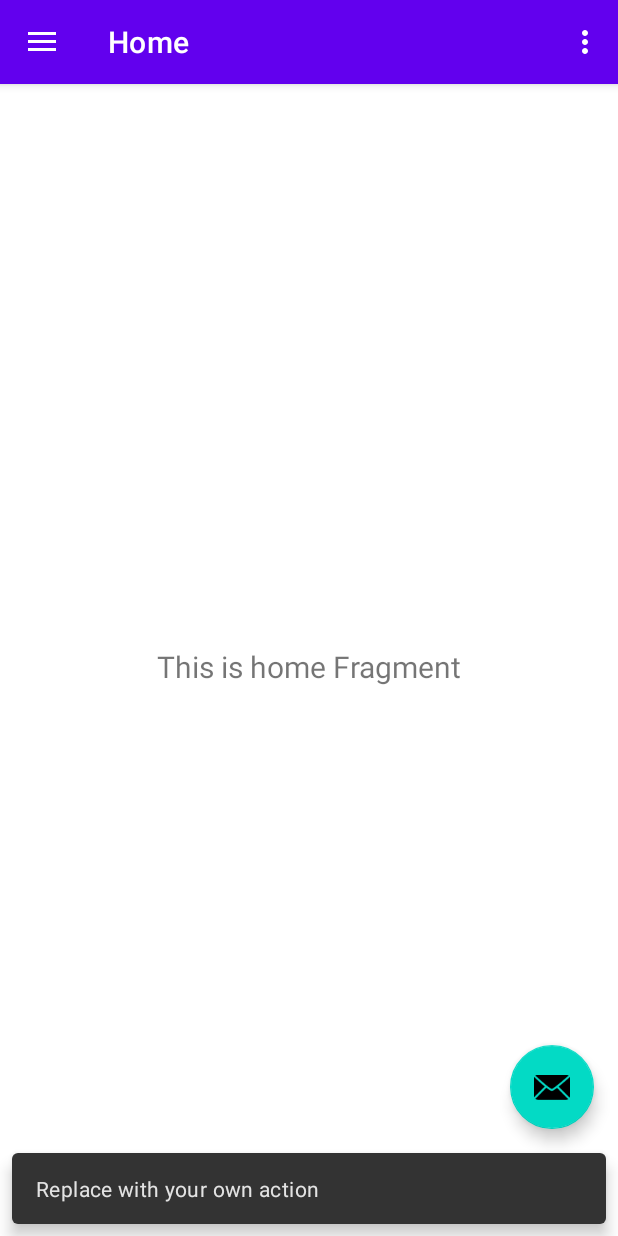
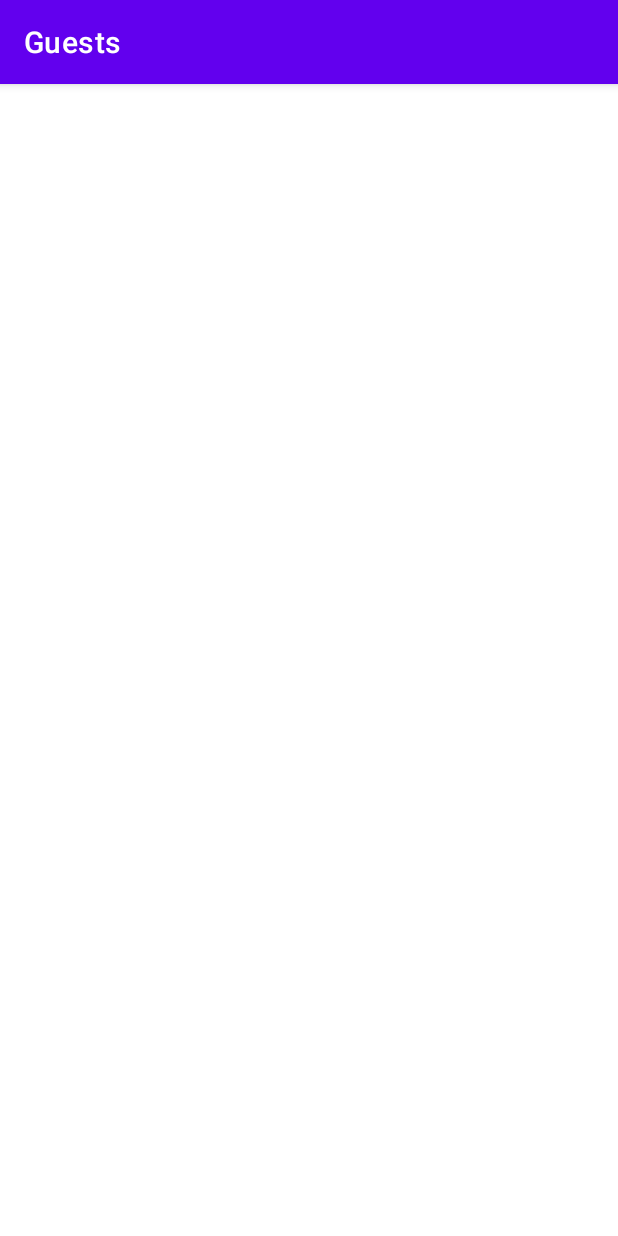
Before and after one commit to jefferson-norberto/Guest, an Android app: the screen it shows after launch (MainActivity before the commit, GuestFormActivity after it), after a tap on an icon or button, on a phone screen of 412 x 824 dp. Run offline under Robolectric (Android 15) with nearby library versions, the phone set to English and light mode, and no system bars; our stand-ins replace navigation-ui.

Commit message:
Init Setings

```diff
--- a/app/src/main/AndroidManifest.xml
+++ b/app/src/main/AndroidManifest.xml
@@ -9,6 +9,7 @@
         android:roundIcon="@mipmap/ic_launcher_round"
         android:supportsRtl="true"
         android:theme="@style/Theme.Guests">
+        <activity android:name=".GuestFormActivity"></activity>
         <activity
             android:name=".MainActivity"
             android:label="@string/app_name"
--- /dev/null
+++ b/app/src/main/java/com/example/guests/GuestFormActivity.kt
@@ -0,0 +1,11 @@
+package com.example.guests
+
+import androidx.appcompat.app.AppCompatActivity
+import android.os.Bundle
+
+class GuestFormActivity : AppCompatActivity() {
+    override fun onCreate(savedInstanceState: Bundle?) {
+        super.onCreate(savedInstanceState)
+        setContentView(R.layout.activity_guest_form)
+    }
+}
--- a/app/src/main/java/com/example/guests/MainActivity.kt
+++ b/app/src/main/java/com/example/guests/MainActivity.kt
@@ -1,5 +1,6 @@
 package com.example.guests
 
+import android.content.Intent
 import android.os.Bundle
 import android.view.Menu
 import com.google.android.material.snackbar.Snackbar
@@ -27,24 +28,18 @@ class MainActivity : AppCompatActivity() {
         setSupportActionBar(binding.appBarMain.toolbar)
 
         binding.appBarMain.fab.setOnClickListener { view ->
-            Snackbar.make(view, "Replace with your own action", Snackbar.LENGTH_LONG)
-                    .setAction("Action", null).show()
+            startActivity(Intent(applicationContext, GuestFormActivity::class.java))
         }
+
         val drawerLayout: DrawerLayout = binding.drawerLayout
         val navView: NavigationView = binding.navView
         val navController = findNavController(R.id.nav_host_fragment_content_main)
         // Passing each menu ID as a set of Ids because each
         // menu should be considered as top level destinations.
         appBarConfiguration = AppBarConfiguration(setOf(
-                R.id.nav_home, R.id.nav_gallery, R.id.nav_slideshow), drawerLayout)
+                R.id.nav_all_guests, R.id.nav_presents, R.id.nav_absents), drawerLayout)
         setupActionBarWithNavController(navController, appBarConfiguration)
         navView.setupWithNavController(navController)
-    }
-
-    override fun onCreateOptionsMenu(menu: Menu): Boolean {
-        // Inflate the menu; this adds items to the action bar if it is present.
-        menuInflater.inflate(R.menu.main, menu)
-        return true
     }
 
     override fun onSupportNavigateUp(): Boolean {
--- a/app/src/main/java/com/example/guests/ui/home/HomeViewModel.kt
+++ b/app/src/main/java/com/example/guests/ui/gallery/PresentsViewModel.kt
@@ -1,13 +1,13 @@
-package com.example.guests.ui.home
+package com.example.guests.ui.gallery
 
 import androidx.lifecycle.LiveData
 import androidx.lifecycle.MutableLiveData
 import androidx.lifecycle.ViewModel
 
-class HomeViewModel : ViewModel() {
+class PresentsViewModel : ViewModel() {
 
     private val _text = MutableLiveData<String>().apply {
-        value = "This is home Fragment"
+        value = "This is Presents Fragment"
     }
     val text: LiveData<String> = _text
 }
--- a/app/src/main/java/com/example/guests/ui/home/HomeFragment.kt
+++ b/app/src/main/java/com/example/guests/ui/home/AllGuestsFragment.kt
@@ -8,12 +8,11 @@ import android.widget.TextView
 import androidx.fragment.app.Fragment
 import androidx.lifecycle.Observer
 import androidx.lifecycle.ViewModelProvider
-import com.example.guests.R
 import com.example.guests.databinding.FragmentHomeBinding
 
-class HomeFragment : Fragment() {
+class AllGuestsFragment : Fragment() {
 
-    private lateinit var homeViewModel: HomeViewModel
+    private lateinit var allGuestsViewModel: AllGuestsViewModel
     private var _binding: FragmentHomeBinding? = null
 
     // This property is only valid between onCreateView and
@@ -25,14 +24,14 @@ class HomeFragment : Fragment() {
             container: ViewGroup?,
             savedInstanceState: Bundle?
     ): View? {
-        homeViewModel =
-                ViewModelProvider(this).get(HomeViewModel::class.java)
+        allGuestsViewModel =
+                ViewModelProvider(this).get(AllGuestsViewModel::class.java)
 
         _binding = FragmentHomeBinding.inflate(inflater, container, false)
         val root: View = binding.root
 
         val textView: TextView = binding.textHome
-        homeViewModel.text.observe(viewLifecycleOwner, Observer {
+        allGuestsViewModel.text.observe(viewLifecycleOwner, Observer {
             textView.text = it
         })
         return root
--- a/app/src/main/java/com/example/guests/ui/gallery/GalleryViewModel.kt
+++ b/app/src/main/java/com/example/guests/ui/home/AllGuestsViewModel.kt
@@ -1,13 +1,13 @@
-package com.example.guests.ui.gallery
+package com.example.guests.ui.home
 
 import androidx.lifecycle.LiveData
 import androidx.lifecycle.MutableLiveData
 import androidx.lifecycle.ViewModel
 
-class GalleryViewModel : ViewModel() {
+class AllGuestsViewModel : ViewModel() {
 
     private val _text = MutableLiveData<String>().apply {
-        value = "This is gallery Fragment"
+        value = "This is All Guests Fragment"
     }
     val text: LiveData<String> = _text
 }
--- a/app/src/main/java/com/example/guests/ui/slideshow/SlideshowViewModel.kt
+++ b/app/src/main/java/com/example/guests/ui/slideshow/AbsentsViewModel.kt
@@ -4,10 +4,10 @@ import androidx.lifecycle.LiveData
 import androidx.lifecycle.MutableLiveData
 import androidx.lifecycle.ViewModel
 
-class SlideshowViewModel : ViewModel() {
+class AbsentsViewModel : ViewModel() {
 
     private val _text = MutableLiveData<String>().apply {
-        value = "This is slideshow Fragment"
+        value = "This is Absents Fragment"
     }
     val text: LiveData<String> = _text
 }
--- /dev/null
+++ b/app/src/main/res/layout/activity_guest_form.xml
@@ -0,0 +1,9 @@
+<?xml version="1.0" encoding="utf-8"?>
+<androidx.constraintlayout.widget.ConstraintLayout xmlns:android="http://schemas.android.com/apk/res/android"
+    xmlns:app="http://schemas.android.com/apk/res-auto"
+    xmlns:tools="http://schemas.android.com/tools"
+    android:layout_width="match_parent"
+    android:layout_height="match_parent"
+    tools:context=".GuestFormActivity">
+
+</androidx.constraintlayout.widget.ConstraintLayout>
--- a/app/src/main/res/layout/fragment_gallery.xml
+++ b/app/src/main/res/layout/fragment_gallery.xml
@@ -4,7 +4,7 @@
     xmlns:tools="http://schemas.android.com/tools"
     android:layout_width="match_parent"
     android:layout_height="match_parent"
-    tools:context=".ui.gallery.GalleryFragment">
+    tools:context=".ui.gallery.PresentsFragment">
 
     <TextView
         android:id="@+id/text_gallery"
--- a/app/src/main/res/layout/fragment_home.xml
+++ b/app/src/main/res/layout/fragment_home.xml
@@ -4,7 +4,7 @@
     xmlns:tools="http://schemas.android.com/tools"
     android:layout_width="match_parent"
     android:layout_height="match_parent"
-    tools:context=".ui.home.HomeFragment">
+    tools:context=".ui.home.AllGuestsFragment">
 
     <TextView
         android:id="@+id/text_home"
--- a/app/src/main/res/layout/fragment_slideshow.xml
+++ b/app/src/main/res/layout/fragment_slideshow.xml
@@ -4,7 +4,7 @@
     xmlns:tools="http://schemas.android.com/tools"
     android:layout_width="match_parent"
     android:layout_height="match_parent"
-    tools:context=".ui.slideshow.SlideshowFragment">
+    tools:context=".ui.slideshow.AbsentsFragment">
 
     <TextView
         android:id="@+id/text_slideshow"
--- a/app/src/main/res/menu/activity_main_drawer.xml
+++ b/app/src/main/res/menu/activity_main_drawer.xml
@@ -5,16 +5,16 @@
 
     <group android:checkableBehavior="single">
         <item
-            android:id="@+id/nav_home"
+            android:id="@+id/nav_all_guests"
             android:icon="@drawable/ic_menu_camera"
-            android:title="@string/menu_home" />
+            android:title="@string/menu_all_guests" />
         <item
-            android:id="@+id/nav_gallery"
+            android:id="@+id/nav_presents"
             android:icon="@drawable/ic_menu_gallery"
-            android:title="@string/menu_gallery" />
+            android:title="@string/menu_presents" />
         <item
-            android:id="@+id/nav_slideshow"
+            android:id="@+id/nav_absents"
             android:icon="@drawable/ic_menu_slideshow"
-            android:title="@string/menu_slideshow" />
+            android:title= "@string/menu_absents" />
     </group>
 </menu>
--- a/app/src/main/res/navigation/mobile_navigation.xml
+++ b/app/src/main/res/navigation/mobile_navigation.xml
@@ -3,23 +3,23 @@
     xmlns:app="http://schemas.android.com/apk/res-auto"
     xmlns:tools="http://schemas.android.com/tools"
     android:id="@+id/mobile_navigation"
-    app:startDestination="@+id/nav_home">
+    app:startDestination="@+id/nav_all_guests">
 
     <fragment
-        android:id="@+id/nav_home"
-        android:name="com.example.guests.ui.home.HomeFragment"
-        android:label="@string/menu_home"
+        android:id="@+id/nav_all_guests"
+        android:name="com.example.guests.ui.home.AllGuestsFragment"
+        android:label="@string/menu_all_guests"
         tools:layout="@layout/fragment_home" />
 
     <fragment
-        android:id="@+id/nav_gallery"
-        android:name="com.example.guests.ui.gallery.GalleryFragment"
-        android:label="@string/menu_gallery"
+        android:id="@+id/nav_presents"
+        android:name="com.example.guests.ui.gallery.PresentsFragment"
+        android:label="@string/menu_presents"
         tools:layout="@layout/fragment_gallery" />
 
     <fragment
-        android:id="@+id/nav_slideshow"
-        android:name="com.example.guests.ui.slideshow.SlideshowFragment"
-        android:label="@string/menu_slideshow"
+        android:id="@+id/nav_absents"
+        android:name="com.example.guests.ui.slideshow.AbsentsFragment"
+        android:label="@string/menu_absents"
         tools:layout="@layout/fragment_slideshow" />
 </navigation>
--- a/app/src/main/res/values/strings.xml
+++ b/app/src/main/res/values/strings.xml
@@ -7,7 +7,7 @@
     <string name="nav_header_desc">Navigation header</string>
     <string name="action_settings">Settings</string>
 
-    <string name="menu_home">Home</string>
-    <string name="menu_gallery">Gallery</string>
-    <string name="menu_slideshow">Slideshow</string>
+    <string name="menu_all_guests">Todos</string>
+    <string name="menu_presents">Presentes</string>
+    <string name="menu_absents">Ausentes</string>
 </resources>
```
Also changed, not shown: app/src/main/java/com/example/guests/ui/gallery/PresentsFragment.kt (renamed from app/src/main/java/com/example/guests/ui/gallery/GalleryFragment.kt, +5 -6 lines), app/src/main/java/com/example/guests/ui/slideshow/AbsentsFragment.kt (renamed from app/src/main/java/com/example/guests/ui/slideshow/SlideshowFragment.kt, +5 -6 lines), 4 other files.
